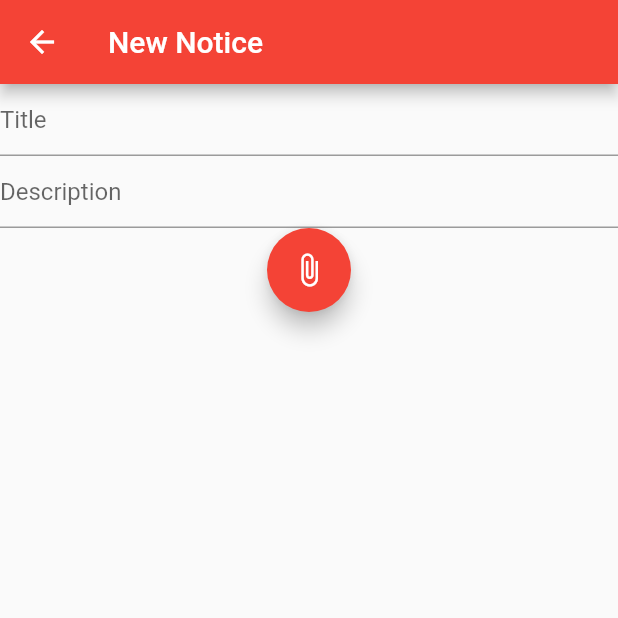
After one commit to VikasRajbharGit/College-Events, a Flutter app: the test screen opened directly, after a tap on "Next", on a phone screen of 412 x 824 dp, the top half of it. The commit adds this screen. Run offline on Flutter 3.47's test engine with Material 2 defaults, Android fonts, the phone set to English and light mode, and no system bars; our stand-ins replace cloud_firestore, file_picker, firebase_auth, firebase_database, firebase_messaging, firebase_storage and 3 more; missing offline and left inert: simple_share; accounts and stored records are empty; Roboto replaces fonts that are missing (Lexend Deca).

Commit message:
new notice prototype added

```diff
--- /dev/null
+++ b/lib/views/tabs/create_screens/dropdownitems.dart
@@ -0,0 +1,10 @@
+import 'package:flutter/material.dart';
+
+// List<DropdownMenuItem<String>> year=[DropdownMenuItem(child: Text('First Year'),),DropdownMenuItem(child: Text('Second Year'),),DropdownMenuItem(child: Text('Third Year'),),DropdownMenuItem(child: Text('Fourth Year'),)];
+// List<DropdownMenuItem<String>> department=[DropdownMenuItem(child: Text('Computer'),),DropdownMenuItem(child: Text('IT'),),DropdownMenuItem(child: Text('Electronics'),),DropdownMenuItem(child: Text('EXTC'),),DropdownMenuItem(child: Text('Mechanical'),),DropdownMenuItem(child: Text('Civil'),)];
+// List<DropdownMenuItem<String>> compDivisons=[DropdownMenuItem(child: Text('A'),),DropdownMenuItem(child: Text('B'),),DropdownMenuItem(child: Text('C'),)];
+
+List year=['SE','TE','BE'];
+List departments=['IT','ELX','EXTC','MECH','CIVIL'];
+List compDivs=['Comp-A','Comp-B','Comp-C'];
+List feDivs=['FE-A','FE-B','FE-C','FE-D','FE-E'];
--- /dev/null
+++ b/lib/views/tabs/create_screens/new_notice.dart
@@ -0,0 +1,61 @@
+import 'package:college_events/model/firebass_scoped_model.dart';
+import 'package:flutter/material.dart';
+import 'package:scoped_model/scoped_model.dart';
+import 'dropdownitems.dart';
+
+class newNotice extends StatefulWidget {
+  @override
+  _newNoticeState createState() => _newNoticeState();
+}
+
+class _newNoticeState extends State<newNotice> {
+  final GlobalKey<FormState> formKey = GlobalKey<FormState>();
+  List yearVal = [];
+  List departmentsVal = ['1'];
+  List divsVal = ['1'];
+  var divs = compDivs;
+  @override
+  Widget build(BuildContext context) {
+    return ScopedModelDescendant<FirebaseHandler>(
+      builder: (context, child, model) {
+        return Scaffold(
+          appBar: AppBar(
+            title: Text('New Notice'),
+          ),
+          body: Center(
+            child: Form(
+                key: formKey,
+                child: ListView(
+                  children: <Widget>[
+                    Column(
+                      mainAxisSize: MainAxisSize.min,
+                      //direction: Axis.vertical,
+                      children: <Widget>[
+                        TextFormField(
+                          decoration: InputDecoration(hintText: 'Title'),
+                        ),
+                        TextFormField(
+                          decoration: InputDecoration(hintText: 'Description'),
+                        ),
+                        FloatingActionButton(
+                          child: Icon(Icons.attach_file),
+                          onPressed: () {},
+                        ),
+                        Padding(
+                          padding: EdgeInsets.all(20),
+                        ),
+
+                        // FlatButton(
+                        //   onPressed: () {},
+                        //   child: Text('Issue Notice'),
+                        // )
+                      ],
+                    ),
+                  ],
+                )),
+          ),
+        );
+      },
+    );
+  }
+}
--- /dev/null
+++ b/lib/views/tabs/create_screens/test.dart
@@ -0,0 +1,240 @@
+import 'package:flutter/material.dart';
+import 'dropdownitems.dart';
+import 'new_notice.dart';
+
+class test extends StatefulWidget {
+  @override
+  _testState createState() => _testState();
+}
+
+class _testState extends State<test> {
+  var yearChecks = [];
+  var departmentsVal = [];
+  var depChecks = [];
+  var feDivChecks = [];
+  var compsDivChecks = [];
+  var divs;
+
+  var feList = [];
+  var yearList = [];
+  var departmentList = [];
+
+  @override
+  void initState() {
+    // TODO: implement initState
+    super.initState();
+    for (var i = 0; i < year.length; i++) {
+      yearChecks.add(false);
+    }
+    for (var i = 0; i < departments.length; i++) {
+      depChecks.add(false);
+    }
+    for (var i = 0; i < feDivs.length; i++) {
+      feDivChecks.add(false);
+    }
+    for (var i = 0; i < compDivs.length; i++) {
+      compsDivChecks.add(false);
+    }
+  }
+
+  @override
+  Widget build(BuildContext context) {
+    // showDivisions(divList, context, resList, checkList) {
+    //   StatefulBuilder();
+    // }
+
+    return Scaffold(
+      appBar: AppBar(
+        title: Text('Select Audience'),
+      ),
+      body: Column(
+        mainAxisAlignment: MainAxisAlignment.start,
+        mainAxisSize: MainAxisSize.min,
+        crossAxisAlignment: CrossAxisAlignment.start,
+        children: <Widget>[
+          Text(
+            'Select Years:',
+            style: TextStyle(fontSize: 25),
+          ),
+          FlatButton(
+            child: Row(
+              mainAxisAlignment: MainAxisAlignment.spaceBetween,
+              children: <Widget>[
+                Text('First Year'),
+                Icon(Icons.indeterminate_check_box, color: Colors.red)
+              ],
+            ),
+            onPressed: () {
+              showDialog(
+                  context: context,
+                  builder: (context) {
+                    return AlertDialog(
+                      title: Text('Select Divisions'),
+                      content: Center(
+                        child: ListView.builder(
+                          itemCount: feDivs.length,
+                          itemBuilder: (context, index) {
+                            return CheckboxListTile(
+                              title: Text(feDivs[index]),
+                              value: feDivChecks[index],
+                              onChanged: (val) {
+                                setState(() {
+                                  feDivChecks[index] = val;
+                                  val
+                                      ? feList.add(feDivs[index])
+                                      : feList.remove(feDivs[index]);
+                                });
+                                print(feList);
+                              },
+                            );
+                          },
+                        ),
+                      ),
+                      actions: <Widget>[
+                        FlatButton(
+                          child: Text('Done'),
+                          onPressed: () {
+                            Navigator.of(context).pop();
+                            print(feDivChecks);
+                          },
+                        )
+                      ],
+                    );
+                  });
+            },
+          ),
+          Expanded(
+            child: ListView.builder(
+              itemCount: year.length, //year.length,
+              itemBuilder: (_, index) {
+                return CheckboxListTile(
+                  title: Text(year[index]),
+                  value: yearChecks[index],
+                  onChanged: (val) {
+                    //print(val);
+                    setState(() {
+                      yearChecks[index] = val;
+
+                      val
+                          ? yearList.add(year[index])
+                          : yearList.remove(year[index]);
+                    });
+                    print(yearList);
+                  },
+                );
+              },
+            ),
+          ),
+          Text('Select Departments:',style: TextStyle(fontSize: 25),),
+          Expanded(
+            child: yearList.length == 0
+                ? Text('Select Year')
+                : Column(
+                    children: <Widget>[
+                      FlatButton(
+                        child: Align(
+                            alignment: Alignment.centerLeft,
+                            child: Row(
+                              mainAxisAlignment: MainAxisAlignment.spaceBetween,
+                              children: <Widget>[
+                                Text(
+                                  'Computer',
+                                  style: TextStyle(fontSize: 16),
+                                ),
+                                Icon(
+                                  Icons.indeterminate_check_box,
+                                  color: Colors.red,
+                                )
+                              ],
+                            )),
+                        onPressed: () {
+                          //var alert =
+                          showDialog(
+                              context: context,
+                              builder: (context) {
+                                return AlertDialog(
+                                  title: Text('Select Divisions'),
+                                  content: Center(
+                                    child: ListView.builder(
+                                      itemCount: compDivs.length,
+                                      itemBuilder: (_, ind) {
+                                        return CheckboxListTile(
+                                          title: Text(compDivs[ind]),
+                                          value: compsDivChecks[ind],
+                                          onChanged: (val) {
+                                            setState(() {
+                                              compsDivChecks[ind] = val;
+                                              val
+                                                  ? departmentList
+                                                      .add(compDivs[ind])
+                                                  : departmentList
+                                                      .remove(compDivs[ind]);
+                                            });
+                                            print(departmentList);
+                                          },
+                                        );
+                                      },
+                                    ),
+                                  ),
+                                  actions: <Widget>[
+                                    FlatButton(
+                                      child: Text('Done'),
+                                      onPressed: () {
+                                        Navigator.of(context).pop();
+                                        print(compsDivChecks);
+                                      },
+                                    )
+                                  ],
+                                );
+                              });
+                        },
+                      ),
+                      Expanded(
+                        child: ListView.builder(
+                          itemCount: departments.length,
+                          itemBuilder: (_, index) {
+                            return CheckboxListTile(
+                              title: Text(departments[index]),
+                              value: depChecks[index],
+                              onChanged: (val) {
+                                if (departments[index] == 'Computer' && val) {
+                                  setState(() {
+                                    //showDivisions(compDivs, context,departmentList,compsDivChecks);
+                                  });
+                                } else {
+                                  setState(() {
+                                    depChecks[index] = val;
+                                    val == true
+                                        ? departmentList.add(departments[index])
+                                        : departmentList
+                                            .remove(departments[index]);
+                                  });
+                                  print(departmentList);
+                                }
+                              },
+                            );
+                          },
+                        ),
+                      ),
+                    ],
+                  ),
+          ),
+          FlatButton(
+            child: Row(
+              mainAxisSize: MainAxisSize.max,
+              mainAxisAlignment: MainAxisAlignment.end,
+              children: <Widget>[
+                Text('Next'),
+                Icon(Icons.arrow_forward_ios)
+              ],
+            ),
+            onPressed: (){
+              Navigator.push(
+            context, MaterialPageRoute(builder: (BuildContext context) => newNotice()));
+            },
+          )
+        ],
+      ),
+    );
+  }
+}
```
Also changed, not shown: lib/views/tabs/notifications_tab.dart (+15 -1 lines), 5 other files.
